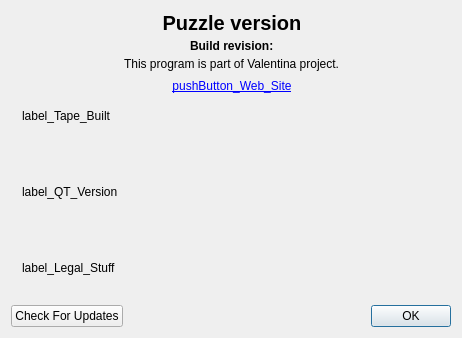
Old version of the form src/app/puzzle/dialogs/vpdialogabout.ui in the repository dismine/valentina.
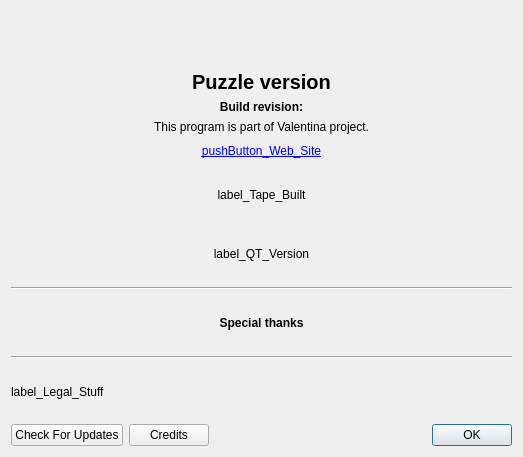
New version of the form. Icons and pictures are not drawn. Custom widgets are drawn as their Qt base class.

Commit message: List of sponsors.

What changed in the file:
```diff
--- a/src/app/puzzle/dialogs/vpdialogabout.ui
+++ b/src/app/puzzle/dialogs/vpdialogabout.ui
@@ -6,8 +6,8 @@
    <rect>
     <x>0</x>
     <y>0</y>
-    <width>462</width>
-    <height>338</height>
+    <width>523</width>
+    <height>457</height>
    </rect>
   </property>
   <property name="sizePolicy">
@@ -32,26 +32,33 @@
   <layout class="QVBoxLayout" name="verticalLayout">
    <item>
     <layout class="QHBoxLayout" name="horizontalLayout">
-     <property name="spacing">
-      <number>4</number>
-     </property>
-     <property name="leftMargin">
-      <number>0</number>
-     </property>
-     <property name="rightMargin">
-      <number>9</number>
-     </property>
-     <property name="bottomMargin">
-      <number>16</number>
-     </property>
+     <item>
+      <spacer name="horizontalSpacer">
+       <property name="orientation">
+        <enum>Qt::Orientation::Horizontal</enum>
+       </property>
+       <property name="sizeHint" stdset="0">
+        <size>
+         <width>40</width>
+         <height>20</height>
+        </size>
+       </property>
+      </spacer>
+     </item>
      <item>
       <widget class="QLabel" name="label_appIcon">
        <property name="sizePolicy">
-        <sizepolicy hsizetype="Fixed" vsizetype="Minimum">
+        <sizepolicy hsizetype="Fixed" vsizetype="Expanding">
          <horstretch>0</horstretch>
          <verstretch>0</verstretch>
         </sizepolicy>
        </property>
+       <property name="maximumSize">
+        <size>
+         <width>128</width>
+         <height>128</height>
+        </size>
+       </property>
        <property name="text">
         <string/>
        </property>
@@ -59,18 +66,30 @@
         <pixmap resource="../share/resources/puzzleicon.qrc">:/puzzleicon/64x64/logo.png</pixmap>
        </property>
        <property name="alignment">
-        <set>Qt::AlignLeading|Qt::AlignLeft|Qt::AlignTop</set>
+        <set>Qt::AlignmentFlag::AlignHCenter|Qt::AlignmentFlag::AlignTop</set>
        </property>
       </widget>
      </item>
      <item>
-      <layout class="QVBoxLayout" name="verticalLayout_2">
+      <spacer name="horizontalSpacer_2">
+       <property name="orientation">
+        <enum>Qt::Orientation::Horizontal</enum>
+       </property>
+       <property name="sizeHint" stdset="0">
+        <size>
+         <width>40</width>
+         <height>20</height>
+        </size>
+       </property>
+      </spacer>
+     </item>
+    </layout>
+   </item>
        <item>
         <widget class="QLabel" name="label_Puzzle_Version">
          <property name="font">
           <font>
            <pointsize>15</pointsize>
-           <weight>75</weight>
            <bold>true</bold>
           </font>
          </property>
@@ -85,27 +104,32 @@
          </property>
         </widget>
        </item>
-       <item alignment="Qt::AlignHCenter">
+   <item>
         <widget class="QLabel" name="labelBuildRevision">
          <property name="font">
           <font>
-           <weight>75</weight>
            <bold>true</bold>
           </font>
          </property>
          <property name="text">
           <string>Build revision:</string>
          </property>
+     <property name="alignment">
+      <set>Qt::AlignmentFlag::AlignCenter</set>
+     </property>
          <property name="textInteractionFlags">
           <set>Qt::LinksAccessibleByMouse|Qt::TextSelectableByKeyboard|Qt::TextSelectableByMouse</set>
          </property>
         </widget>
        </item>
-       <item alignment="Qt::AlignHCenter">
+   <item>
         <widget class="QLabel" name="label">
          <property name="text">
           <string>This program is part of Valentina project.</string>
          </property>
+     <property name="alignment">
+      <set>Qt::AlignmentFlag::AlignCenter</set>
+     </property>
         </widget>
        </item>
        <item>
@@ -183,24 +207,14 @@
          <property name="text">
           <string notr="true">label_Tape_Built</string>
          </property>
+     <property name="alignment">
+      <set>Qt::AlignmentFlag::AlignCenter</set>
+     </property>
          <property name="textInteractionFlags">
           <set>Qt::LinksAccessibleByMouse|Qt::TextSelectableByKeyboard|Qt::TextSelectableByMouse</set>
          </property>
         </widget>
        </item>
-       <item>
-        <spacer name="verticalSpacer">
-         <property name="orientation">
-          <enum>Qt::Vertical</enum>
-         </property>
-         <property name="sizeHint" stdset="0">
-          <size>
-           <width>20</width>
-           <height>40</height>
-          </size>
-         </property>
-        </spacer>
-       </item>
        <item>
         <widget class="QLabel" name="label_QT_Version">
          <property name="sizePolicy">
@@ -218,23 +232,54 @@
          <property name="text">
           <string notr="true">label_QT_Version</string>
          </property>
+     <property name="alignment">
+      <set>Qt::AlignmentFlag::AlignCenter</set>
+     </property>
          <property name="textInteractionFlags">
           <set>Qt::LinksAccessibleByMouse|Qt::TextSelectableByKeyboard|Qt::TextSelectableByMouse</set>
          </property>
         </widget>
        </item>
        <item>
-        <spacer name="verticalSpacer_2">
+    <widget class="Line" name="line">
          <property name="orientation">
-          <enum>Qt::Vertical</enum>
-         </property>
-         <property name="sizeHint" stdset="0">
+      <enum>Qt::Orientation::Horizontal</enum>
+     </property>
+    </widget>
+   </item>
+   <item>
+    <widget class="VSponsorCredits" name="labelSponsors">
+     <property name="sizePolicy">
+      <sizepolicy hsizetype="Expanding" vsizetype="Expanding">
+       <horstretch>0</horstretch>
+       <verstretch>0</verstretch>
+      </sizepolicy>
+     </property>
+     <property name="sizeIncrement">
           <size>
-           <width>20</width>
-           <height>40</height>
-          </size>
-         </property>
-        </spacer>
+       <width>0</width>
+       <height>0</height>
+      </size>
+     </property>
+     <property name="font">
+      <font>
+       <bold>true</bold>
+      </font>
+     </property>
+     <property name="text">
+      <string>Special thanks</string>
+     </property>
+     <property name="alignment">
+      <set>Qt::AlignmentFlag::AlignCenter</set>
+     </property>
+    </widget>
+   </item>
+   <item>
+    <widget class="Line" name="line_2">
+     <property name="orientation">
+      <enum>Qt::Orientation::Horizontal</enum>
+     </property>
+    </widget>
        </item>
        <item>
         <widget class="QLabel" name="label_Legal_Stuff">
@@ -258,10 +303,6 @@
          </property>
         </widget>
        </item>
-      </layout>
-     </item>
-    </layout>
-   </item>
    <item>
     <layout class="QHBoxLayout" name="horizontalLayout_2">
      <property name="topMargin">
@@ -274,6 +315,13 @@
        </property>
       </widget>
      </item>
+     <item>
+      <widget class="QPushButton" name="pushButtonCredits">
+       <property name="text">
+        <string>Credits</string>
+       </property>
+      </widget>
+     </item>
      <item>
       <widget class="QDialogButtonBox" name="buttonBox">
        <property name="autoFillBackground">
@@ -294,6 +342,13 @@
    </item>
   </layout>
  </widget>
+ <customwidgets>
+  <customwidget>
+   <class>VSponsorCredits</class>
+   <extends>QLabel</extends>
+   <header>../vwidgets/vsponsorcredits.h</header>
+  </customwidget>
+ </customwidgets>
  <resources>
   <include location="../share/resources/puzzleicon.qrc"/>
   <include location="../share/resources/puzzleicon.qrc"/>
```
Left out of the diff: 21 changed lines with no effect on the pictures. Lines whose indentation alone changed are shown as unchanged. The commit also changes 18 other files.
